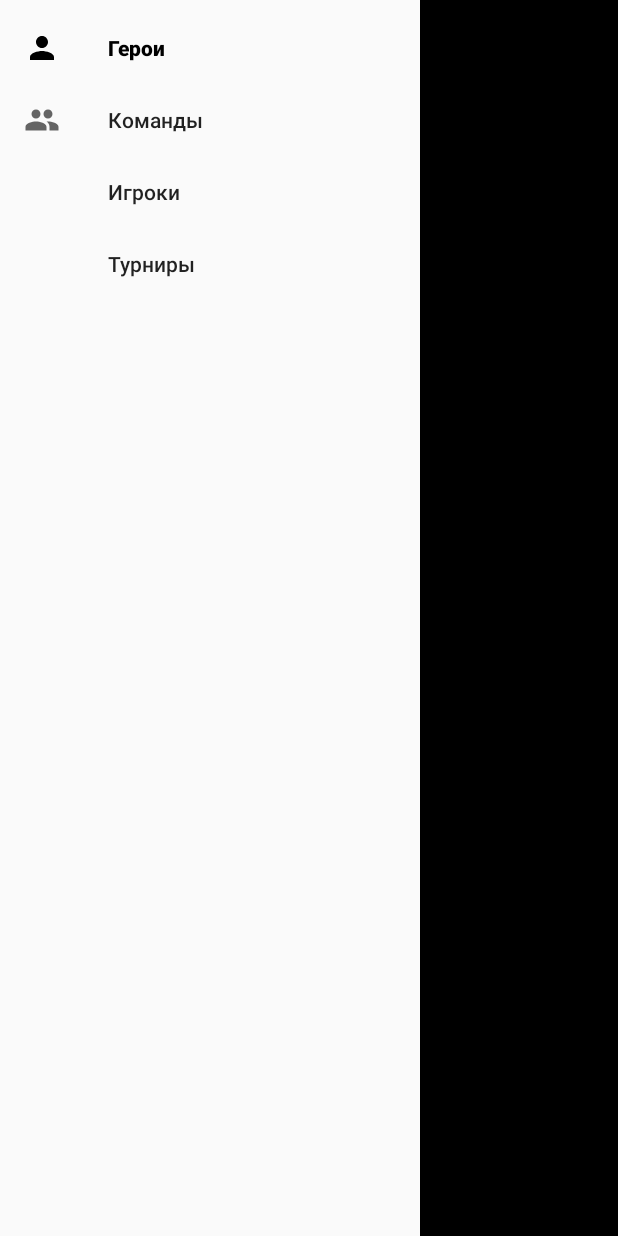
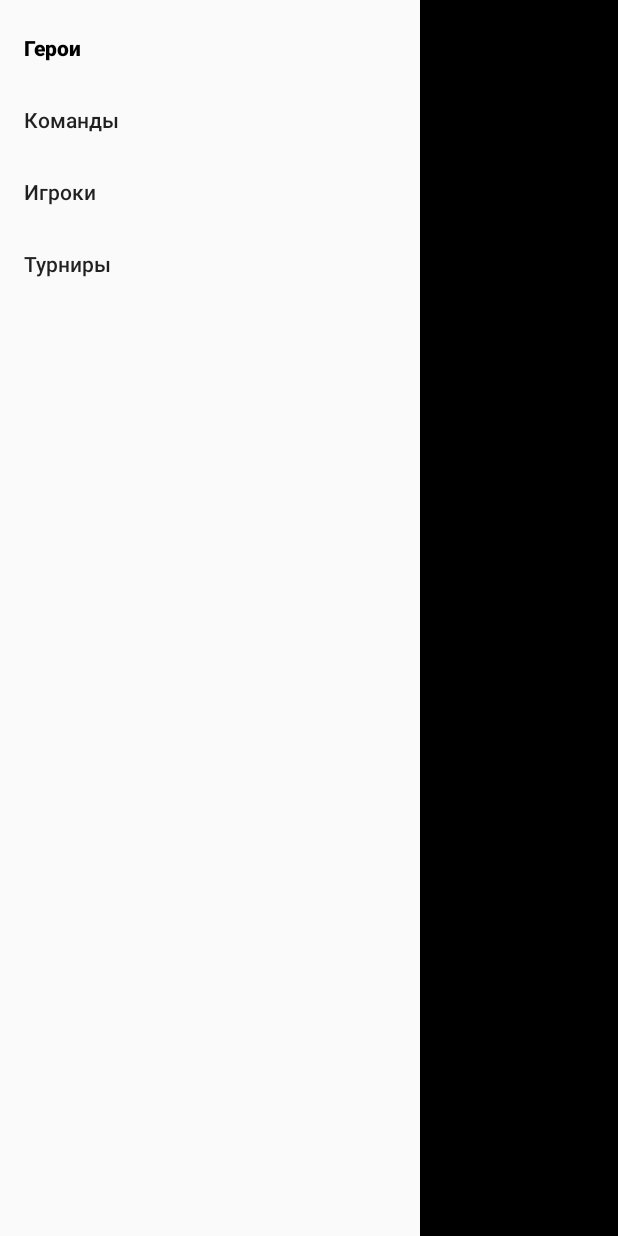
Before and after one commit to PepegaClasus/Dota2Project, an Android app: the screen it shows after launch (MainActivity), with the side drawer open, on a phone screen of 412 x 824 dp. Run offline under Robolectric (Android 15) with nearby library versions, the phone set to English and light mode, and no system bars; our stand-ins replace Dagger/Hilt's generated code, Room's generated code, navigation-ui; pictures from the network do not load; 1 statement that could not run was skipped.

```diff
--- a/app/src/main/res/menu/main_menu.xml
+++ b/app/src/main/res/menu/main_menu.xml
@@ -5,12 +5,10 @@
 
     <item
         android:id="@+id/heroesList"
-        android:icon="@drawable/ic_person"
         android:title="Герои"/>
 
         <item
             android:id="@+id/teams"
-            android:icon="@drawable/ic_baseline_people_24"
             android:title="Команды"/>
 
     <item android:id="@+id/playerIdInfo"
```
